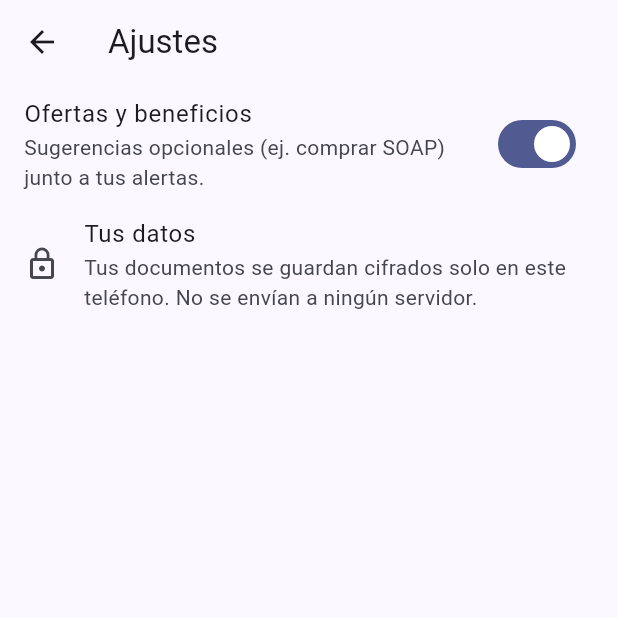
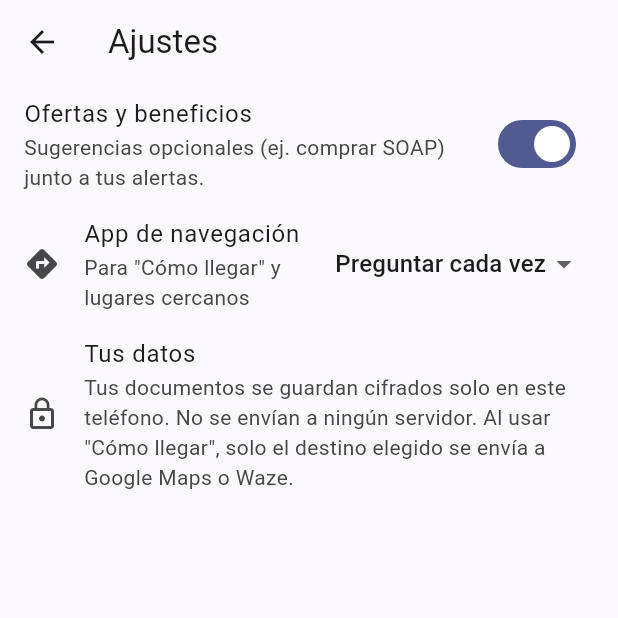
Before and after one commit to Jrlealr/Proyectos, a Flutter app: the Ajustes screen opened directly, on a phone screen of 412 x 824 dp, the top half of it. Run offline on Flutter 3.47's test engine with Material 3 defaults, Android fonts, the phone set to English and light mode, and no system bars; our stand-ins replace file_picker, flutter_local_notifications, flutter_secure_storage, flutter_timezone, geolocator, image_picker and 2 more; missing offline and left inert: cryptography, pdfrx, screen_brightness; accounts and stored records are empty.

Commit message:
Add Google Maps and Waze navigation via universal links
Co-Authored-By: Claude Opus 5.5 <noreply@anthropic.com>
Claude-Session: https://claude.ai/code/session_01QDXXFFcwjXZp25ghyipzqM

```diff
--- a/app-conductores/lib/guantera/almacen.dart
+++ b/app-conductores/lib/guantera/almacen.dart
@@ -3,6 +3,7 @@ import 'dart:io';
 import 'dart:math';
 import 'dart:typed_data';
 
+import '../navegacion/navegacion.dart';
 import 'cifrado.dart';
 import 'control.dart';
 import 'modelos.dart';
@@ -14,6 +15,7 @@ class DatosGuantera {
     List<Control>? controles,
     this.permiteOfertas = true,
     Set<String>? ofertasDescartadas,
+    this.appNavegacion = AppNavegacion.preguntar,
   })  : vehiculos = vehiculos ?? [],
         documentos = documentos ?? [],
         controles = controles ?? [],
@@ -29,6 +31,9 @@ class DatosGuantera {
   /// Claves "ofertaId:documentoId:vencimiento" descartadas por el usuario.
   final Set<String> ofertasDescartadas;
 
+  /// App preferida para "Cómo llegar" (Ajustes).
+  AppNavegacion appNavegacion;
+
   Map<String, dynamic> toJson() => {
         'version': 1,
         'vehiculos': vehiculos.map((v) => v.toJson()).toList(),
@@ -36,6 +41,7 @@ class DatosGuantera {
         'controles': controles.map((c) => c.toJson()).toList(),
         'permiteOfertas': permiteOfertas,
         'ofertasDescartadas': ofertasDescartadas.toList(),
+        'appNavegacion': appNavegacion.name,
       };
 
   factory DatosGuantera.fromJson(Map<String, dynamic> j) => DatosGuantera(
@@ -51,6 +57,8 @@ class DatosGuantera {
         permiteOfertas: j['permiteOfertas'] as bool? ?? true,
         ofertasDescartadas:
             (j['ofertasDescartadas'] as List? ?? []).cast<String>().toSet(),
+        appNavegacion: AppNavegacion.values.asNameMap()[j['appNavegacion']] ??
+            AppNavegacion.preguntar,
       );
 }
 
--- a/app-conductores/lib/guantera/guantera.dart
+++ b/app-conductores/lib/guantera/guantera.dart
@@ -1,6 +1,6 @@
-
 import 'package:flutter/foundation.dart';
 
+import '../navegacion/navegacion.dart';
 import 'alertas.dart';
 import 'almacen.dart';
 import 'control.dart';
@@ -20,6 +20,7 @@ class Guantera extends ChangeNotifier {
   List<Vehiculo> get vehiculos => List.unmodifiable(_datos.vehiculos);
   bool get permiteOfertas => _datos.permiteOfertas;
   Set<String> get ofertasDescartadas => Set.unmodifiable(_datos.ofertasDescartadas);
+  AppNavegacion get appNavegacion => _datos.appNavegacion;
 
   Future<void> cargar() async {
     _datos = await _almacen.cargar();
@@ -201,6 +202,11 @@ class Guantera extends ChangeNotifier {
     await _guardar();
   }
 
+  Future<void> cambiarAppNavegacion(AppNavegacion app) async {
+    _datos.appNavegacion = app;
+    await _guardar();
+  }
+
   Future<void> descartarOferta(String clave) async {
     _datos.ofertasDescartadas.add(clave);
     await _guardar();
--- /dev/null
+++ b/app-conductores/lib/navegacion/navegacion.dart
@@ -0,0 +1,62 @@
+// Enlaces a Google Maps y Waze. Se usan enlaces universales (https): abren
+// la app si está instalada y, si no, el navegador. No requieren API key.
+//
+// Privacidad: solo se envía a Google/Waze el destino que el usuario elige
+// abrir (texto de búsqueda o coordenadas), en el momento en que lo toca.
+
+enum AppNavegacion {
+  preguntar('Preguntar cada vez'),
+  googleMaps('Google Maps'),
+  waze('Waze');
+
+  const AppNavegacion(this.nombre);
+  final String nombre;
+}
+
+sealed class Destino {
+  const Destino();
+}
+
+/// Búsqueda por texto, ej. "Juzgado de Policía Local Providencia".
+class DestinoBusqueda extends Destino {
+  const DestinoBusqueda(this.texto);
+  final String texto;
+}
+
+/// Punto exacto, ej. el lugar de un control con GPS.
+class DestinoCoordenadas extends Destino {
+  const DestinoCoordenadas(this.latitud, this.longitud);
+  final double latitud;
+  final double longitud;
+}
+
+Uri uriNavegacion(AppNavegacion app, Destino destino) {
+  assert(app != AppNavegacion.preguntar);
+  return switch ((app, destino)) {
+    (AppNavegacion.waze, DestinoBusqueda(:final texto)) =>
+      Uri.https('waze.com', '/ul', {'q': texto, 'navigate': 'yes'}),
+    (AppNavegacion.waze, DestinoCoordenadas(:final latitud, :final longitud)) =>
+      Uri.https('waze.com', '/ul', {'ll': '$latitud,$longitud', 'navigate': 'yes'}),
+    (_, DestinoBusqueda(:final texto)) =>
+      Uri.https('www.google.com', '/maps/search/', {'api': '1', 'query': texto}),
+    (_, DestinoCoordenadas(:final latitud, :final longitud)) =>
+      Uri.https('www.google.com', '/maps/dir/',
+          {'api': '1', 'destination': '$latitud,$longitud', 'travelmode': 'driving'}),
+  };
+}
+
+/// Lugares útiles para el conductor, buscados "cerca de mí" por el mapa.
+class LugaresUtiles {
+  static const plantaRevisionTecnica = DestinoBusqueda('planta de revisión técnica');
+  static const direccionTransito = DestinoBusqueda('Dirección de Tránsito municipalidad');
+  static const juzgadoPoliciaLocal = DestinoBusqueda('Juzgado de Policía Local');
+
+  /// Si el usuario escribió el juzgado ("1° JPL de Providencia"), se busca
+  /// tal cual; si no, el más cercano.
+  static Destino juzgado(String nombre) {
+    final n = nombre.trim();
+    if (n.isEmpty) return juzgadoPoliciaLocal;
+    final pareceJuzgado = RegExp(r'juzgado|jpl', caseSensitive: false).hasMatch(n);
+    return DestinoBusqueda(pareceJuzgado ? n : 'Juzgado de Policía Local $n');
+  }
+}
--- a/app-conductores/lib/ui/controles.dart
+++ b/app-conductores/lib/ui/controles.dart
@@ -5,10 +5,12 @@ import 'package:intl/intl.dart';
 
 import '../guantera/control.dart';
 import '../ley/multas.dart';
+import '../navegacion/navegacion.dart';
 import '../ofertas/motor_ofertas.dart';
 import 'app_scope.dart';
 import 'archivos.dart';
 import 'multas.dart';
+import 'navegar.dart';
 import 'oferta_boton.dart';
 import 'vehiculos.dart' show Vacio;
 
@@ -104,6 +106,18 @@ class ControlDetalle extends StatelessWidget {
       ),
       body: ListView(padding: const EdgeInsets.all(16), children: [
         SelectableText(resumenControl(c)),
+        const SizedBox(height: 8),
+        if (c.resultado.conCitacion)
+          BotonNavegar(
+            titulo: 'Cómo llegar al Juzgado',
+            subtitulo: c.juzgado.isEmpty ? 'Juzgado de Policía Local más cercano' : c.juzgado,
+            destino: LugaresUtiles.juzgado(c.juzgado),
+          ),
+        if (c.latitud != null && c.longitud != null)
+          BotonNavegar(
+            titulo: 'Ver lugar del control',
+            destino: DestinoCoordenadas(c.latitud!, c.longitud!),
+          ),
         if (c.resultado.conCitacion)
           OfertaBoton(
             contexto: const ContextoOferta(
--- a/app-conductores/lib/ui/documentos.dart
+++ b/app-conductores/lib/ui/documentos.dart
@@ -3,10 +3,22 @@ import 'dart:typed_data';
 import 'package:flutter/material.dart';
 
 import '../guantera/modelos.dart';
+import '../navegacion/navegacion.dart';
 import 'app_scope.dart';
 import 'archivos.dart';
 import 'estado.dart';
+import 'navegar.dart';
 import 'oferta_boton.dart';
+
+/// Dónde se renueva cada documento, para "Cómo llegar". El SOAP se compra
+/// en línea, por eso no tiene lugar.
+(String, Destino)? _dondeRenovar(TipoDocumento tipo) => switch (tipo) {
+      TipoDocumento.revisionTecnica =>
+        ('Plantas de revisión técnica cercanas', LugaresUtiles.plantaRevisionTecnica),
+      TipoDocumento.licencia || TipoDocumento.permisoCirculacion =>
+        ('Dirección de Tránsito cercana', LugaresUtiles.direccionTransito),
+      _ => null,
+    };
 
 class DocumentoTile extends StatelessWidget {
   const DocumentoTile(this.doc, {super.key, this.mostrarVehiculo = false});
@@ -258,6 +270,12 @@ class _DocumentoVisorState extends State<DocumentoVisor> {
           title: Text(textoEstado(_doc, hoy)),
           subtitle: _doc.nota.isEmpty ? null : Text(_doc.nota),
         ),
+        if (estadoDe(_doc, hoy) case EstadoVencimiento.porVencer || EstadoVencimiento.vencido)
+          if (_dondeRenovar(_doc.tipo) case (final titulo, final destino)?)
+            Padding(
+              padding: const EdgeInsets.symmetric(horizontal: 16),
+              child: BotonNavegar(titulo: titulo, destino: destino),
+            ),
         OfertaBoton(
           contexto: OfertaBoton.contextoVencimiento(_doc, hoy),
           ciclo: OfertaBoton.cicloDe(_doc),
--- a/app-conductores/lib/ui/inicio.dart
+++ b/app-conductores/lib/ui/inicio.dart
@@ -1,11 +1,13 @@
 import 'package:flutter/material.dart';
 
 import '../guantera/modelos.dart';
+import '../navegacion/navegacion.dart';
 import 'app_scope.dart';
 import 'controles.dart';
 import 'documentos.dart';
 import 'fiscalizacion.dart';
 import 'ley.dart';
+import 'navegar.dart';
 import 'oferta_boton.dart';
 import 'vehiculos.dart';
 
@@ -33,6 +35,33 @@ class _InicioState extends State<Inicio> {
       appBar: AppBar(
         title: Text(_titulos[_tab]),
         actions: [
+          IconButton(
+            tooltip: 'Lugares cercanos',
+            icon: const Icon(Icons.map_outlined),
+            onPressed: () => showModalBottomSheet<void>(
+              context: context,
+              builder: (_) => const SafeArea(
+                child: Padding(
+                  padding: EdgeInsets.symmetric(horizontal: 16),
+                  child: Column(mainAxisSize: MainAxisSize.min, children: [
+                    ListTile(
+                        contentPadding: EdgeInsets.zero,
+                        title: Text('Lugares cercanos')),
+                    BotonNavegar(
+                        titulo: 'Plantas de revisión técnica',
+                        destino: LugaresUtiles.plantaRevisionTecnica),
+                    BotonNavegar(
+                        titulo: 'Dirección de Tránsito',
+                        subtitulo: 'Licencias y permisos de circulación',
+                        destino: LugaresUtiles.direccionTransito),
+                    BotonNavegar(
+                        titulo: 'Juzgado de Policía Local',
+                        destino: LugaresUtiles.juzgadoPoliciaLocal),
+                  ]),
+                ),
+              ),
+            ),
+          ),
           IconButton(
             tooltip: 'Ajustes',
             icon: const Icon(Icons.settings_outlined),
@@ -172,12 +201,27 @@ class Ajustes extends StatelessWidget {
           value: guantera.permiteOfertas,
           onChanged: guantera.cambiarPermiteOfertas,
         ),
+        ListTile(
+          leading: const Icon(Icons.directions),
+          title: const Text('App de navegación'),
+          subtitle: const Text('Para "Cómo llegar" y lugares cercanos'),
+          trailing: DropdownButton<AppNavegacion>(
+            value: guantera.appNavegacion,
+            underline: const SizedBox.shrink(),
+            items: [
+              for (final a in AppNavegacion.values)
+                DropdownMenuItem(value: a, child: Text(a.nombre)),
+            ],
+            onChanged: (a) => guantera.cambiarAppNavegacion(a!),
+          ),
+        ),
         const ListTile(
           leading: Icon(Icons.lock_outline),
           title: Text('Tus datos'),
           subtitle: Text(
               'Tus documentos se guardan cifrados solo en este teléfono. '
-              'No se envían a ningún servidor.'),
+              'No se envían a ningún servidor. Al usar "Cómo llegar", solo el '
+              'destino elegido se envía a Google Maps o Waze.'),
         ),
       ]),
     );
--- /dev/null
+++ b/app-conductores/lib/ui/navegar.dart
@@ -0,0 +1,62 @@
+import 'package:flutter/material.dart';
+import 'package:url_launcher/url_launcher.dart';
+
+import '../navegacion/navegacion.dart';
+import 'app_scope.dart';
+
+/// Abre [destino] en la app de navegación preferida (o pregunta cuál).
+Future<void> navegar(BuildContext context, Destino destino) async {
+  var app = AppScope.guantera(context).appNavegacion;
+  if (app == AppNavegacion.preguntar) {
+    final elegida = await showModalBottomSheet<AppNavegacion>(
+      context: context,
+      builder: (ctx) => SafeArea(
+        child: Column(mainAxisSize: MainAxisSize.min, children: [
+          const ListTile(title: Text('Abrir con')),
+          for (final a in [AppNavegacion.googleMaps, AppNavegacion.waze])
+            ListTile(
+              leading: Icon(a == AppNavegacion.waze ? Icons.navigation : Icons.map),
+              title: Text(a.nombre),
+              onTap: () => Navigator.pop(ctx, a),
+            ),
+          const Padding(
+            padding: EdgeInsets.fromLTRB(16, 0, 16, 16),
+            child: Text('Puedes elegir una app fija en Ajustes.'),
+          ),
+        ]),
+      ),
+    );
+    if (elegida == null) return;
+    app = elegida;
+  }
+  final ok = await launchUrl(uriNavegacion(app, destino),
+      mode: LaunchMode.externalApplication);
+  if (!ok && context.mounted) {
+    ScaffoldMessenger.of(context).showSnackBar(
+        SnackBar(content: Text('No se pudo abrir ${app.nombre}')));
+  }
+}
+
+/// Fila "Cómo llegar" con ícono de mapa.
+class BotonNavegar extends StatelessWidget {
+  const BotonNavegar({
+    super.key,
+    required this.titulo,
+    required this.destino,
+    this.subtitulo,
+  });
+
+  final String titulo;
+  final String? subtitulo;
+  final Destino destino;
+
+  @override
+  Widget build(BuildContext context) => ListTile(
+        contentPadding: EdgeInsets.zero,
+        leading: const Icon(Icons.directions),
+        title: Text(titulo),
+        subtitle: subtitulo == null ? null : Text(subtitulo!),
+        trailing: const Icon(Icons.open_in_new, size: 18),
+        onTap: () => navegar(context, destino),
+      );
+}
--- a/app-conductores/pubspec.yaml
+++ b/app-conductores/pubspec.yaml
@@ -49,6 +49,7 @@ dependencies:
   screen_brightness: ^2.1.11
   wakelock_plus: ^1.8.0
   geolocator: ^14.1.1
+  url_launcher: ^6.3.3
 
 dev_dependencies:
   flutter_test:
```
Also changed, not shown: app-conductores/pubspec.lock, 3 other files.
